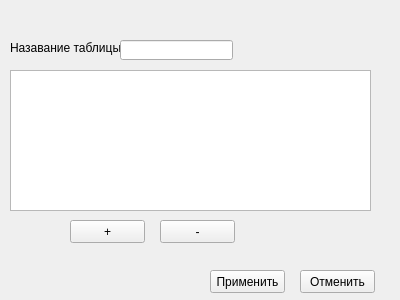
The window that MainForm/tablesetting.ui (Hronbox/CASE_SWDEP) describes before a commit, drawn with Qt 5.
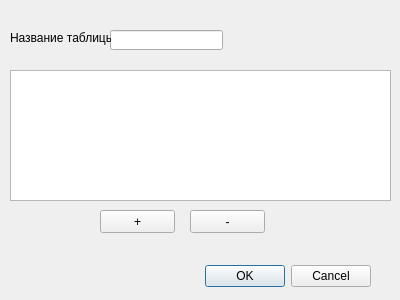
The same window after the commit.

Diff of the .ui file:
```diff
--- a/MainForm/tablesetting.ui
+++ b/MainForm/tablesetting.ui
@@ -1,7 +1,7 @@
 <?xml version="1.0" encoding="UTF-8"?>
 <ui version="4.0">
  <class>TableSetting</class>
- <widget class="QWidget" name="TableSetting">
+ <widget class="QDialog" name="TableSetting">
   <property name="geometry">
    <rect>
     <x>0</x>
@@ -13,44 +13,60 @@
   <property name="windowTitle">
    <string>Form</string>
   </property>
-  <widget class="QLabel" name="label">
+  <widget class="QDialogButtonBox" name="buttonBox">
    <property name="geometry">
     <rect>
-     <x>10</x>
-     <y>40</y>
-     <width>111</width>
-     <height>16</height>
+     <x>30</x>
+     <y>260</y>
+     <width>341</width>
+     <height>32</height>
     </rect>
    </property>
-   <property name="text">
-    <string>Назавание таблицы</string>
+   <property name="orientation">
+    <enum>Qt::Horizontal</enum>
+   </property>
+   <property name="standardButtons">
+    <set>QDialogButtonBox::Cancel|QDialogButtonBox::Ok</set>
    </property>
   </widget>
   <widget class="QLineEdit" name="lineEdit">
    <property name="geometry">
     <rect>
-     <x>120</x>
-     <y>40</y>
+     <x>110</x>
+     <y>30</y>
      <width>113</width>
      <height>20</height>
     </rect>
    </property>
   </widget>
+  <widget class="QLabel" name="label">
+   <property name="geometry">
+    <rect>
+     <x>10</x>
+     <y>30</y>
+     <width>101</width>
+     <height>16</height>
+    </rect>
+   </property>
+   <property name="text">
+    <string>Название таблицы</string>
+   </property>
+  </widget>
   <widget class="QTableView" name="tableView">
    <property name="geometry">
     <rect>
      <x>10</x>
      <y>70</y>
-     <width>361</width>
-     <height>141</height>
+     <width>381</width>
+     <height>131</height>
     </rect>
    </property>
   </widget>
   <widget class="QPushButton" name="Plus">
    <property name="geometry">
     <rect>
-     <x>70</x>
-     <y>220</y>
+     <x>100</x>
+     <y>210</y>
      <width>75</width>
      <height>23</height>
     </rect>
@@ -62,8 +78,8 @@
   <widget class="QPushButton" name="Minus">
    <property name="geometry">
     <rect>
-     <x>160</x>
-     <y>220</y>
+     <x>190</x>
+     <y>210</y>
      <width>75</width>
      <height>23</height>
     </rect>
@@ -72,32 +88,6 @@
     <string>-</string>
    </property>
   </widget>
-  <widget class="QPushButton" name="Cancel">
-   <property name="geometry">
-    <rect>
-     <x>300</x>
-     <y>270</y>
-     <width>75</width>
-     <height>23</height>
-    </rect>
-   </property>
-   <property name="text">
-    <string>Отменить</string>
-   </property>
-  </widget>
-  <widget class="QPushButton" name="Ok">
-   <property name="geometry">
-    <rect>
-     <x>210</x>
-     <y>270</y>
-     <width>75</width>
-     <height>23</height>
-    </rect>
-   </property>
-   <property name="text">
-    <string>Применить</string>
-   </property>
-  </widget>
  </widget>
  <resources/>
  <connections/>
```
Left out of the diff: 41 changed lines with no effect on the pictures.
